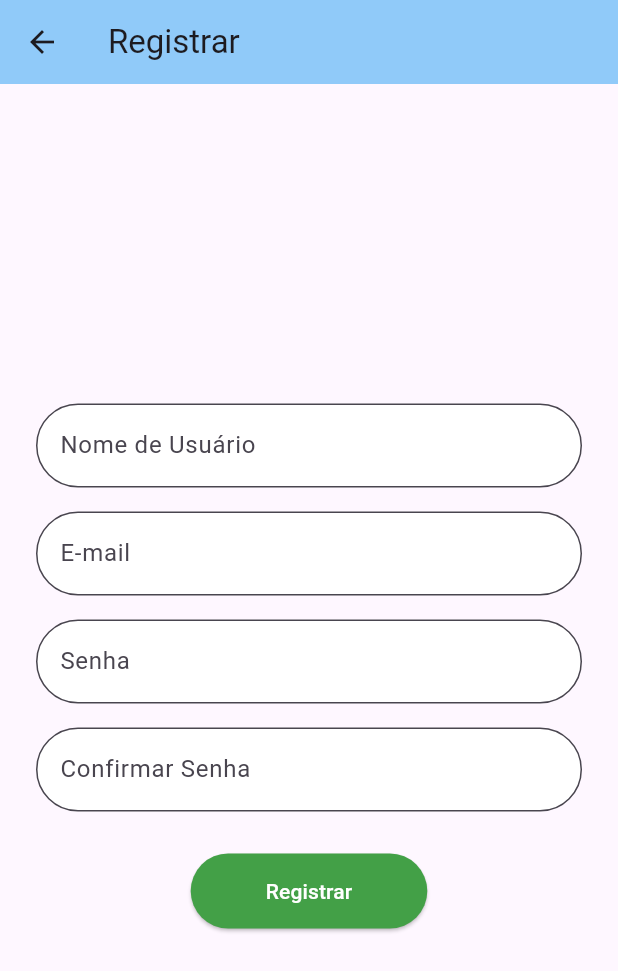
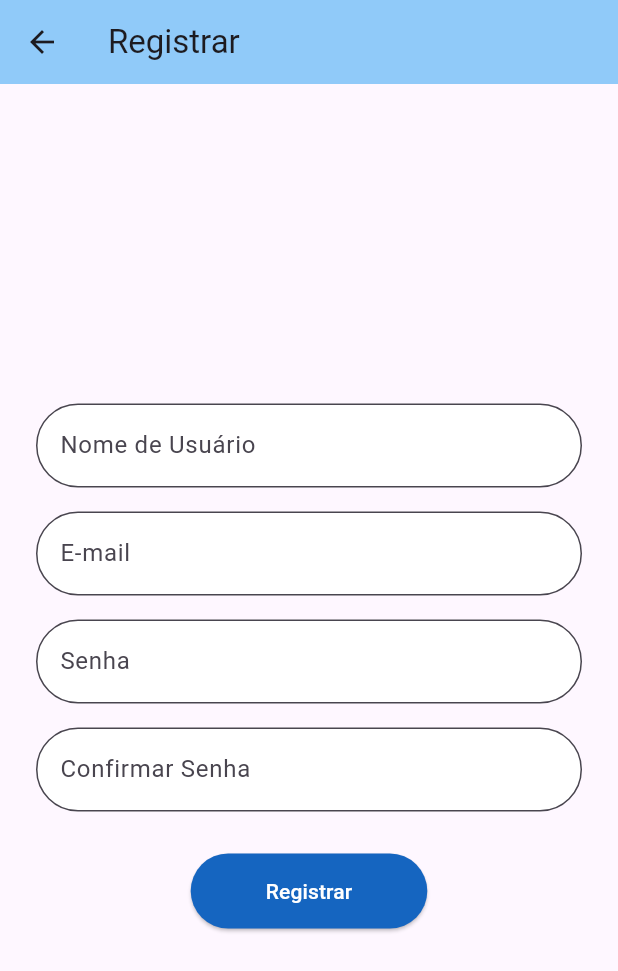
Before and after one commit to LucasGoulartsl/Syncrol-, a Flutter app: the screen it shows after launch, after a tap on "Registrar", on a phone screen of 412 x 824 dp. Shown: the top 971 px of the screen. Run offline on Flutter 3.47's test engine with Material 3 defaults, Android fonts, the phone set to English and light mode, and no system bars; our stand-ins replace google_fonts.

Commit message:
Mudanca de cores nos botoes

```diff
--- a/lib/utils/text.styles.dart
+++ b/lib/utils/text.styles.dart
@@ -4,10 +4,10 @@ import 'package:flutter/material.dart';
 import 'package:google_fonts/google_fonts.dart';
 
 TextStyle syncrolTextStyle() {
-  return GoogleFonts.notoSansDisplay(
-    fontSize: 24,
-    fontWeight: FontWeight.normal,
-    color: Colors.white,
+  return const TextStyle(
+    fontSize: 30,
+    fontWeight: FontWeight.bold, // Define o texto em negrito
+    color: Color.fromARGB(255, 0, 0, 0),
   );
 }
 
--- a/lib/views/home_screen.dart
+++ b/lib/views/home_screen.dart
@@ -1,6 +1,6 @@
 import 'package:flutter/material.dart';
-import 'package:my_project_flutter/utils/app_bar.dart'; // Importa o widget AppBar personalizado
-import 'package:my_project_flutter/utils/bottons_low.dart';// Importa o widget BottomAppBar personalizado
+import 'package:my_project_flutter/components/app_bar.dart'; // Importa o widget AppBar personalizado
+import 'package:my_project_flutter/components/bottons_low.dart';// Importa o widget BottomAppBar personalizado
 import 'package:my_project_flutter/views/login_screen.dart';
 
 class HomeScreen extends StatelessWidget {
--- a/lib/views/login_screen.dart
+++ b/lib/views/login_screen.dart
@@ -28,7 +28,7 @@ class LoginScreen extends StatelessWidget {
 
               // Texto 'Syncrol+'
               Text(
-                'Syncrol+',
+                'SYNCROL+',
                 style: syncrolTextStyle(),
               ),
 
@@ -72,7 +72,7 @@ class LoginScreen extends StatelessWidget {
 
               // Botão 'Registrar'
               ElevatedButton(
-                style: elevatedButtonStyle(Colors.green.shade600),
+                style: elevatedButtonStyle(Colors.blue.shade800),
                 onPressed: () {
                   Navigator.pushReplacement(
                     context,
--- a/lib/views/register_screen.dart
+++ b/lib/views/register_screen.dart
@@ -72,7 +72,7 @@ class RegisterScreen extends StatelessWidget {
 
               // Botão 'Registrar'
               ElevatedButton(
-                style: button_utils.elevatedButtonStyle(Colors.green.shade600),
+                style: button_utils.elevatedButtonStyle(Colors.blue.shade800),
                 onPressed: () {
                   Navigator.pushReplacement(
                     context,
--- a/lib/views/splash_screen.dart
+++ b/lib/views/splash_screen.dart
@@ -40,7 +40,7 @@ class _SplashScreenState extends State<SplashScreen> {
             const SizedBox(height: 20), // Espaço entre a logo e o texto
             // Texto
             Text(
-              'Syncrol+',
+              'SYNCROL+',
               style: syncrolTextStyle().copyWith(
                 fontSize: 30, // Ajuste o tamanho da fonte conforme necessário
               ),
```
Also changed, not shown: lib/components/app_bar.dart (renamed from lib/utils/app_bar.dart), lib/components/bottons_low.dart (renamed from lib/utils/bottons_low.dart), 1 other file.
